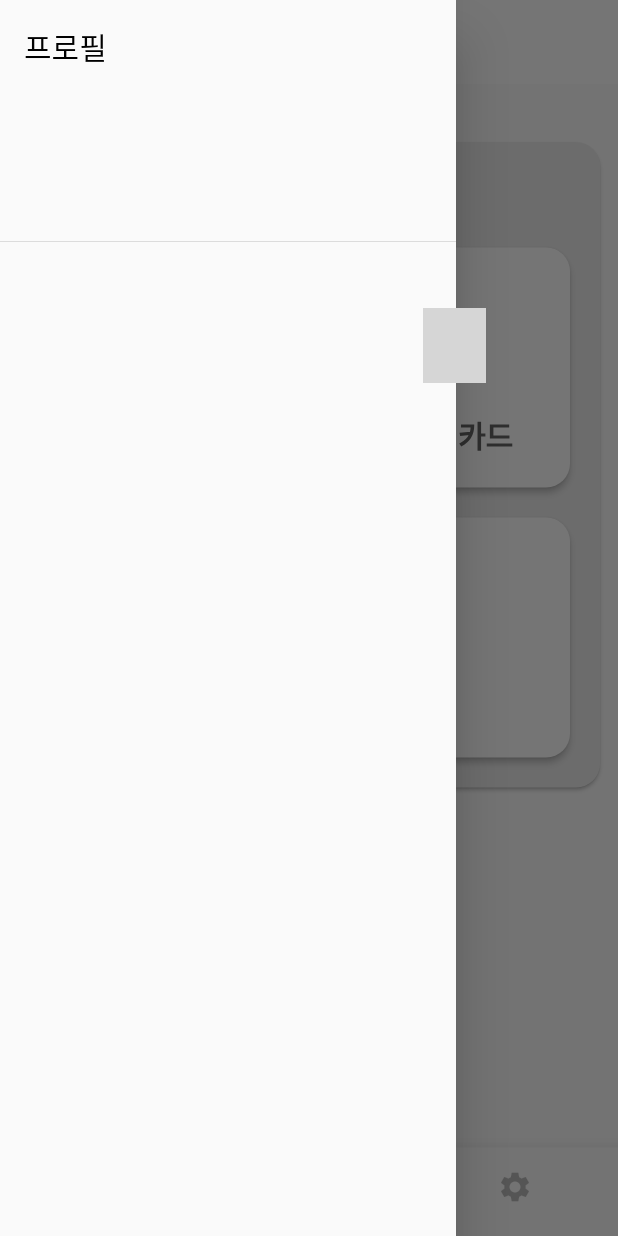
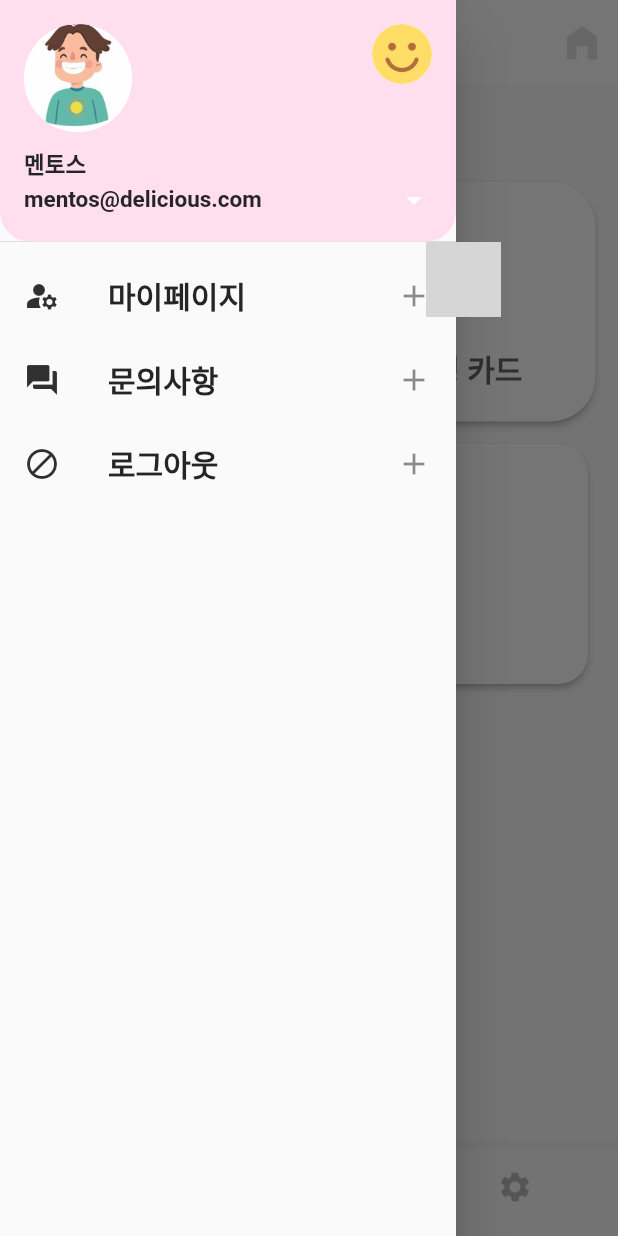
Before and after one commit to ddodon/KDT_FINAL, a Flutter app: the MainScreen screen opened by its route, with the side drawer open, on a phone screen of 412 x 824 dp. Run offline on Flutter 3.47's test engine with Material 2 defaults, Android fonts, the phone set to English and light mode, and no system bars; our stand-ins replace dio, flip_card, flutter_tts, google_fonts, image_picker, logger; Roboto replaces fonts that are missing (Goyang, Nanum); grey boxes are pictures that could not be loaded.

Commit message:
ㅙ홈 화면 수정, ì네ì

```diff
--- a/lib/screen/Home/component/appbar.dart
+++ b/lib/screen/Home/component/appbar.dart
@@ -31,6 +31,7 @@ class MainAppBar extends StatelessWidget implements PreferredSizeWidget {
           },
           icon: Icon(Icons.home_filled),
           iconSize: 30,
+          color: Colors.black12,
         )
       ],
     );
--- a/lib/screen/Home/component/drawer.dart
+++ b/lib/screen/Home/component/drawer.dart
@@ -1,3 +1,5 @@
+import 'package:KDT_SENTIMENTO/constants.dart';
+import 'package:KDT_SENTIMENTO/theme.dart';
 import 'package:flutter/cupertino.dart';
 import 'package:flutter/material.dart';
 
@@ -8,16 +10,100 @@ class MainDrawer extends StatelessWidget {
   Widget build(BuildContext context) {
     return Drawer(
       child: ListView(
-        children: [
-          DrawerHeader(child: Text(
-            '프로필',
-            style: TextStyle(
-              color: Colors.black,
-              fontSize: 20.0,
+        padding: EdgeInsets.zero,
+        children: <Widget>[
+          UserAccountsDrawerHeader(
+            currentAccountPicture: const CircleAvatar(
+              backgroundImage: AssetImage('assets/image/happy.PNG'),
+              backgroundColor: Colors.white,
             ),
-          ))
+            otherAccountsPictures: const <Widget>[
+              CircleAvatar(
+                backgroundColor: Colors.white,
+                backgroundImage: AssetImage('assets/image/face.png'),
+              ),
+            ],
+            accountName: Text.rich(
+                TextSpan(
+                  text: '멘토스',
+                  style: textTheme().headline1?.copyWith(
+                    color: kTextColor,
+                    fontSize: 15,
+                  ),
+                )
+            ),
+            accountEmail: Text.rich(
+                TextSpan(
+                  text: 'mentos@delicious.com',
+                  style: textTheme().headline1?.copyWith(
+                    color: kTextColor,
+                    fontSize: 15,
+                  ),
+                )
+            ),
+            onDetailsPressed: () {
+            },
+            decoration: const BoxDecoration(
+                color: kPrimaryColor,
+                borderRadius: BorderRadius.only(
+                    bottomLeft: Radius.circular(20.0),
+                    bottomRight: Radius.circular(20.0))),
+          ),
+          ListTile(
+            leading: Icon(
+              Icons.manage_accounts,
+              color: Colors.grey[850],
+            ),
+            title: Text.rich(
+                TextSpan(
+                  text: '마이페이지',
+                  style: textTheme().headline1?.copyWith(
+                      color: kTextColor,
+                      fontSize: 20,
+                      fontWeight: FontWeight.bold),
+                )
+            ),
+            onTap: () {
+            },
+            trailing: Icon(Icons.add),
+          ),
+          ListTile(
+            leading: Icon(
+              Icons.question_answer,
+              color: Colors.grey[850],
+            ),
+            title: Text.rich(
+                TextSpan(
+                  text: '문의사항',
+                  style: textTheme().headline1?.copyWith(
+                      color: kTextColor,
+                      fontSize: 20,
+                      fontWeight: FontWeight.bold),
+                )
+            ),
+            onTap: () {
+            },
+            trailing: Icon(Icons.add),
+          ),
+          ListTile(
+            leading: Icon(
+              Icons.block_outlined,
+              color: Colors.grey[850],
+            ),
+            title: Text.rich(
+                TextSpan(
+                  text: '로그아웃',
+                  style: textTheme().headline1?.copyWith(
+                      color: kTextColor,
+                      fontSize: 20,
+                      fontWeight: FontWeight.bold),
+                )
+            ),
+            onTap: () {
+            },
+            trailing: const Icon(Icons.add),
+          ),
         ],
-
       ),
     );
   }
--- a/lib/screen/Home/home.dart
+++ b/lib/screen/Home/home.dart
@@ -12,7 +12,10 @@ import '../../theme.dart';
 class Home extends StatelessWidget {
   @override
   Widget build(BuildContext context) {
-    return const MaterialApp(home: HomeButtons());
+    return const MaterialApp(
+        debugShowCheckedModeBanner: false,
+        home: HomeButtons()
+    );
   }
 }
 class HomeButtons extends StatelessWidget {
@@ -21,59 +24,37 @@ class HomeButtons extends StatelessWidget {
   Widget build(BuildContext context) {
     return Scaffold(
       body: SingleChildScrollView(
-        child: Padding(
-          padding: const EdgeInsets.only(
-              left:8,top:35,right:8),
-          child: Container(
-            child: Column(
-              children: [
-                Card(
-                  color: kBackColor,
-                  shape: RoundedRectangleBorder(
-                      borderRadius: BorderRadius.all(
-                          Radius.circular(16.0)
-                      )
-                  ),
-                  child: Column(
+        child: Container(
+                child: Column(
                     crossAxisAlignment: CrossAxisAlignment.stretch,
                     children: [
-                      Container(
-                        decoration: BoxDecoration(
-                          color: kBackColor,
-                          borderRadius: BorderRadius.only(
-                              topLeft: Radius.circular(16.0),
-                              topRight: Radius.circular(16.0)
-                          ),
-                        ),
-                        child: Padding(
+                      Padding(
                           padding: const EdgeInsets.only(
-                            left:25,top:20
+                            left:35,top:20
                           ),
                           child: Text.rich(
                           TextSpan(
                           text: '오늘의 학습',
                           style: textTheme().headline1?.copyWith(
                           color: kTextColor,
-                          fontSize: 20,fontWeight: FontWeight.bold),
+                          fontSize: 20),
                           )
                           )
                         ),
-                      ),
                       Row(
-                        children: [
+                        children: const [
                           Expanded(child: Padding(
-                            padding: const EdgeInsets.all(20.0),
+                            padding: EdgeInsets.only(left:20.0, right:15.0),
                             child: Quiz(),
                           )),
                           Expanded(child: Padding(
-                            padding: const EdgeInsets.all(20.0),
+                            padding: EdgeInsets.all(15.0),
                             child: Cards(),
                           )),
                         ],
                       ),
-                      Padding(
-                        padding: const EdgeInsets.only(
-                          bottom: 20,
+                      const Padding(
+                        padding: EdgeInsets.only(
                           left: 20,
                           right: 20,
                             ),
@@ -81,12 +62,8 @@ class HomeButtons extends StatelessWidget {
                       ),
                     ],
                   ),
-                )
-              ],
-            ),
           ),
         ),
-      ),
     );
   }
 }
@@ -98,14 +75,15 @@ class Quiz extends StatelessWidget {
   Widget build(BuildContext context) {
     return ElevatedButton(
       style: ElevatedButton.styleFrom(
-          primary: kW,
-          shape: RoundedRectangleBorder(
-            borderRadius: BorderRadius.circular(16.0),
-          ),
+        backgroundColor: kW,
+        shape: RoundedRectangleBorder(
+          borderRadius: BorderRadius.circular(30.0),
+        ),
+        elevation: 1.8
       ),
       onPressed: () {
         Navigator.push(context,
-             MaterialPageRoute(builder: ((context) => Expression_quiz())));
+            MaterialPageRoute(builder: ((context) => Expression_quiz())));
       },
       child: Padding(
         padding: const EdgeInsets.all(20.0),
@@ -114,14 +92,14 @@ class Quiz extends StatelessWidget {
           children: [
             Padding(
               padding: const EdgeInsets.all(20.0),
-              child: Container(child: Image.asset('assets/image/face.png'),width: 50,height: 50),
+              child: SizedBox(child: Image.asset('assets/image/face.png'),width: 50,height: 50),
             ),
             Text.rich(
               TextSpan(
                 text: '표정 퀴즈',
                 style: textTheme().headline1?.copyWith(
                     color: kSecondaryColor,
-                    fontSize: 20,fontWeight: FontWeight.bold),
+                    fontSize: 20),
               ),
             ),
 
@@ -139,10 +117,11 @@ class Cards extends StatelessWidget {
   Widget build(BuildContext context) {
     return ElevatedButton(
       style: ElevatedButton.styleFrom(
-        primary: kW,
+        backgroundColor: kW,
         shape: RoundedRectangleBorder(
-          borderRadius: BorderRadius.circular(16.0),
+          borderRadius: BorderRadius.circular(30.0),
         ),
+        elevation: 1.8
       ),
       onPressed: () {
         Navigator.push(context,
@@ -154,14 +133,14 @@ class Cards extends StatelessWidget {
           children: [
             Padding(
               padding: const EdgeInsets.all(20.0),
-              child: Container(child: Image.asset('assets/image/book.png'),width: 50,height: 50),
+              child: SizedBox(child: Image.asset('assets/image/book.png'),width: 50,height: 50),
             ),
             Text.rich(
               TextSpan(
                 text: '감정 카드',
                 style: textTheme().headline1?.copyWith(
                     color: kSecondaryColor,
-                    fontSize: 20,fontWeight: FontWeight.bold),
+                    fontSize: 20),
               ),
             )
           ],
@@ -178,10 +157,11 @@ class Speak extends StatelessWidget {
   Widget build(BuildContext context) {
     return ElevatedButton(
       style: ElevatedButton.styleFrom(
-        primary: kW,
+        backgroundColor: kW,
         shape: RoundedRectangleBorder(
-          borderRadius: BorderRadius.circular(16.0),
+          borderRadius: BorderRadius.circular(20.0),
         ),
+        elevation: 1.8
       ),
       onPressed: () {
         Navigator.push(context,
@@ -194,14 +174,15 @@ class Speak extends StatelessWidget {
           children: [
             Padding(
               padding: const EdgeInsets.all(20.0),
-              child: Container(child: Image.asset('assets/image/microphone.png'),width: 50,height: 50),
+              child: SizedBox(child: Image.asset('assets/image/microphone.png'),width: 50,height: 50),
             ),
             Text.rich(
              TextSpan(
               text: '목소리 크기 학습',
               style: textTheme().headline1?.copyWith(
                 color: kSecondaryColor,
-                fontSize: 20,fontWeight: FontWeight.bold),
+                fontFamily: 'Nanum',
+                fontSize: 20),
               )
             )
           ],
--- a/lib/screen/mainScreen.dart
+++ b/lib/screen/mainScreen.dart
@@ -1,3 +1,4 @@
+import 'package:KDT_SENTIMENTO/screen/Splash/splashScreen.dart';
 import 'package:KDT_SENTIMENTO/screen/home/component/appbar.dart';
 import 'package:KDT_SENTIMENTO/screen/home/component/drawer.dart';
 import 'package:flutter/material.dart';
@@ -14,24 +15,14 @@ class MainScreen extends StatefulWidget {
 }
 
 class _MainScreenState extends State<MainScreen> {
-  var selectedIndex = 0;
-
+  int selectedIndex = 0;
+  List pages = [Home(), AacCategory(title: 'aacScreen'), Setting()];
   @override
   Widget build(BuildContext context) {
     return Scaffold(
         drawer: const MainDrawer(),
         appBar: MainAppBar(appBar: AppBar(elevation: 10.0,)),
-        body: PageView(
-          children: [
-            [
-              Home(),
-              AacCategory(
-                title: 'aacScreen',
-              ),
-              Setting(),
-            ][selectedIndex],
-          ],
-        ),
+        body: pages[selectedIndex],
         bottomNavigationBar: BottomNavigationBar(
           type: BottomNavigationBarType.fixed,
           unselectedItemColor: Colors.black26,
--- a/lib/theme.dart
+++ b/lib/theme.dart
@@ -1,41 +1,28 @@
 import 'package:flutter/material.dart';
-import 'package:google_fonts/google_fonts.dart';
 import 'constants.dart';
 
 ThemeData theme() {
   return ThemeData(
     scaffoldBackgroundColor: Colors.white,
-    appBarTheme: AppBarTheme(
+    appBarTheme: const AppBarTheme(
       centerTitle: true,
       color: Colors.white,
       elevation: 0.0,
     ),
     primaryColor: Colors.white,
-    textSelectionTheme: TextSelectionThemeData(cursorColor: Colors.white),
-    visualDensity: VisualDensity.adaptivePlatformDensity,
+    textSelectionTheme: const TextSelectionThemeData(cursorColor: Colors.white),
+    visualDensity: VisualDensity.adaptivePlatformDensity
   );
 }
-
-// TextTheme textTheme() {
-//   return TextTheme(
-//     headline1:
-//         GoogleFonts.nanumGothic(fontSize: 18.0, fontWeight: FontWeight.bold),
-//     headline2:
-//         GoogleFonts.nanumGothic(fontSize: 16.0, fontWeight: FontWeight.bold),
-//     subtitle1: GoogleFonts.nanumGothic(fontSize: 16.0),
-//     bodyText1: GoogleFonts.nanumGothic(fontSize: 15.0),
-//     bodyText2: GoogleFonts.nanumGothic(fontSize: 14.0),
-//   );
-// }
 
 TextTheme textTheme() {
   return const TextTheme(
     headline1:
-    TextStyle(fontFamily:'Goyang', fontSize: 18.0, fontWeight: FontWeight.bold),
+    TextStyle(fontFamily:'Nanum', fontSize: 18.0, fontWeight: FontWeight.bold),
     headline2:
-    TextStyle(fontFamily:'Gyang', fontSize: 18.0, fontWeight: FontWeight.bold),
-    subtitle1: TextStyle(fontFamily:'Goyang', fontSize: 16.0),
-    bodyText1: TextStyle(fontFamily:'Goyang', fontSize: 15.0),
-    bodyText2: TextStyle(fontFamily:'Goyang', fontSize: 14.0),
+    TextStyle(fontFamily:'Nanum', fontSize: 18.0, fontWeight: FontWeight.bold),
+    subtitle1: TextStyle(fontFamily:'Nanum', fontSize: 16.0),
+    bodyText1: TextStyle(fontFamily:'Nanum', fontSize: 15.0),
+    bodyText2: TextStyle(fontFamily:'Nanum', fontSize: 14.0),
   );
 }
```
Also changed, not shown: assets/Fonts/NanumSquareRoundR.ttf (added), pubspec.lock, 1 other file.
